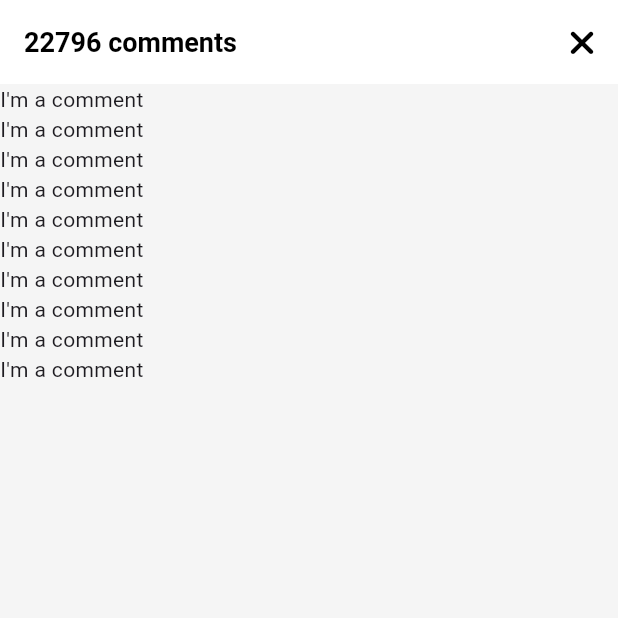
After one commit to moonssa/tiktok, a Flutter app: the VideoComments screen opened directly, on a phone screen of 412 x 824 dp, the top half of it. The commit adds this screen. Run offline on Flutter 3.47's test engine with Material 3 defaults, Android fonts, the phone set to English and light mode, and no system bars; our stand-ins replace font_awesome_flutter, video_player, visibility_detector; network calls fail.

Commit message:
show modal button

```diff
--- /dev/null
+++ b/lib/features/videos/widgets/video_comments.dart
@@ -0,0 +1,46 @@
+import 'package:flutter/material.dart';
+import 'package:font_awesome_flutter/font_awesome_flutter.dart';
+import 'package:tiktok/constants/sizes.dart';
+
+class VideoComments extends StatefulWidget {
+  const VideoComments({super.key});
+
+  @override
+  State<VideoComments> createState() => _VideoCommentsState();
+}
+
+class _VideoCommentsState extends State<VideoComments> {
+  void _onClosePressed() {
+    Navigator.of(context).pop();
+  }
+
+  @override
+  Widget build(BuildContext context) {
+    return Container(
+        clipBehavior: Clip.hardEdge,
+        decoration: BoxDecoration(
+          borderRadius: BorderRadius.circular(Sizes.size14),
+        ),
+        child: Scaffold(
+          backgroundColor: Colors.grey.shade100,
+          appBar: AppBar(
+            automaticallyImplyLeading: false,
+            title: const Text("22796 comments"),
+            actions: [
+              IconButton(
+                onPressed: _onClosePressed,
+                icon: const FaIcon(
+                  FontAwesomeIcons.xmark,
+                ),
+              ),
+            ],
+          ),
+          body: ListView.builder(
+            itemCount: 10,
+            itemBuilder: (context, index) => Container(
+              child: const Text("I'm a comment"),
+            ),
+          ),
+        ));
+  }
+}
--- a/pubspec.yaml
+++ b/pubspec.yaml
@@ -65,6 +65,8 @@ flutter:
   # To add assets to your application, add an assets section, like this:
   assets:
     - assets/videos/video.mp4
+    - assets/videos/video2.mp4
+    - assets/videos/video3.mp4
   #   - images/a_dot_ham.jpeg
 
   # An image asset can refer to one or more resolution-specific "variants", see
```
Also changed, not shown: lib/features/videos/video_timeline_screen.dart (+10 -1 lines), lib/features/videos/widgets/video_post.dart (+27 -14 lines).
